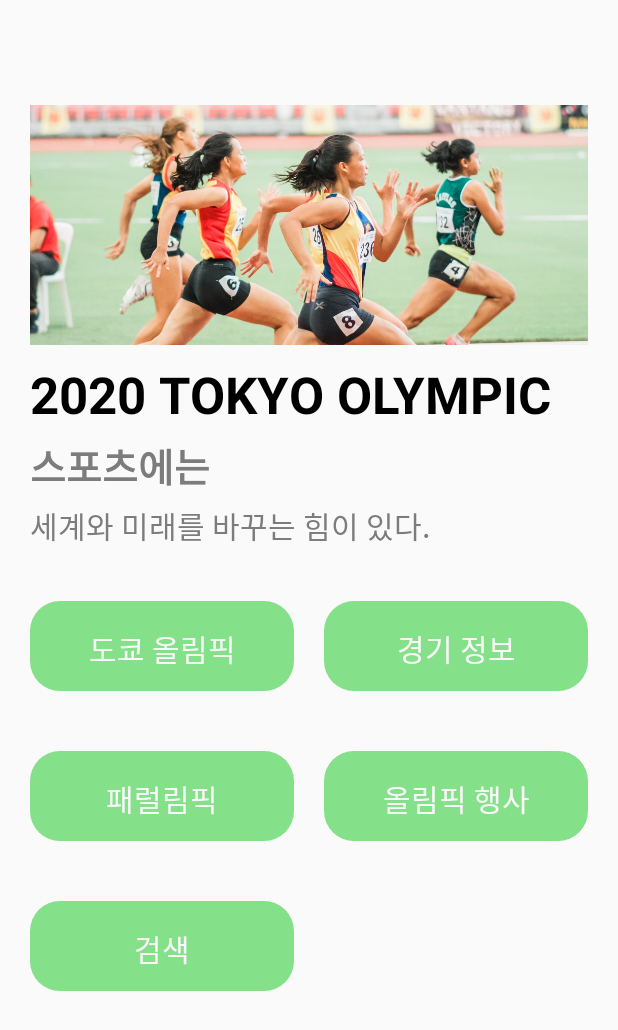
After one commit to agopwns/NOVATEST, an Android app: the ScheduleOlympicInfoActivity screen opened directly, with no data from a screen before it, on a phone screen of 412 x 824 dp. The commit adds this screen. Shown: the top 1030 px of the screen. Run offline under Robolectric (Android 15) with nearby library versions, the phone set to English and light mode, and no system bars.

Commit message:
올림픽 정보 화면

```diff
--- a/app/src/main/AndroidManifest.xml
+++ b/app/src/main/AndroidManifest.xml
@@ -19,9 +19,9 @@
         android:roundIcon="@mipmap/ic_launcher_round"
         android:supportsRtl="true"
         android:theme="@style/AppTheme">
-        <activity android:name=".SCHEDULE.UI.ScheduleAddPlace"></activity>
-
-        <activity android:name=".SCHEDULE.UI.SchedulePlaceDetailActivity"></activity>
+        <activity android:name=".ScheduleOlympicInfoActivity"></activity>
+        <activity android:name=".SCHEDULE.UI.ScheduleAddPlace" />
+        <activity android:name=".SCHEDULE.UI.SchedulePlaceDetailActivity" />
         <activity
             android:name=".SCHEDULE.UI.ScheduleMyPageActivity"
             android:label="@string/title_activity_schedule_my_page"
@@ -42,9 +42,7 @@
         <activity
             android:name=".SCHEDULE.UI.ScheduleOlympicDailyScedule"
             android:label="@string/title_activity_schedule_olympic_daily_scedule" />
-        <activity android:name=".SCHEDULE.UI.ScheduleTravelDetailActivity">
-
-        </activity>
+        <activity android:name=".SCHEDULE.UI.ScheduleTravelDetailActivity"></activity>
         <activity android:name=".SCHEDULE.UI.ScheduleAddLocal" />
         <activity android:name=".SCHEDULE.UI.ScheduleCalender" />
         <activity android:name=".SCHEDULE.UI.ScheduleAddTravel" />
--- /dev/null
+++ b/app/src/main/java/com/example/novatrip/ScheduleOlympicInfoActivity.java
@@ -0,0 +1,14 @@
+package com.example.novatrip;
+
+import androidx.appcompat.app.AppCompatActivity;
+
+import android.os.Bundle;
+
+public class ScheduleOlympicInfoActivity extends AppCompatActivity {
+
+    @Override
+    protected void onCreate(Bundle savedInstanceState) {
+        super.onCreate(savedInstanceState);
+        setContentView(R.layout.activity_schedule_olympic_info);
+    }
+}
--- /dev/null
+++ b/app/src/main/res/drawable/round_olympic_info.xml
@@ -0,0 +1,14 @@
+<?xml version="1.0" encoding="UTF-8"?>
+<shape xmlns:android="http://schemas.android.com/apk/res/android">
+    <solid
+        android:color="@color/colorMainGreen" />
+
+    <padding
+        android:left="45px"
+        android:top="25px"
+        android:right="45px"
+        android:bottom="25px" />
+
+    <corners
+        android:radius="30px" />
+</shape>
--- /dev/null
+++ b/app/src/main/res/layout/activity_schedule_olympic_info.xml
@@ -0,0 +1,145 @@
+<?xml version="1.0" encoding="utf-8"?>
+<LinearLayout
+    xmlns:android="http://schemas.android.com/apk/res/android"
+    xmlns:app="http://schemas.android.com/apk/res-auto"
+    xmlns:tools="http://schemas.android.com/tools"
+    android:layout_width="match_parent"
+    android:layout_height="match_parent"
+    tools:context=".ScheduleOlympicInfoActivity"
+    android:orientation="vertical">
+
+    <LinearLayout
+        android:layout_width="match_parent"
+        android:layout_height="match_parent"
+        android:layout_marginTop="70dp"
+        android:layout_marginBottom="40dp"
+        android:layout_marginLeft="20dp"
+        android:layout_marginRight="20dp"
+        android:orientation="vertical">
+
+        <ImageView
+            android:layout_width="match_parent"
+            android:layout_height="160dp"
+            android:src="@drawable/athletics"
+            android:scaleType="centerCrop"
+            />
+
+        <TextView
+            android:layout_width="match_parent"
+            android:layout_height="wrap_content"
+            android:layout_marginTop="10dp"
+                                android:layout_marginBottom="5dp"
+            android:text="2020 TOKYO OLYMPIC"
+            android:textSize="34dp"
+            android:textStyle="bold"
+            android:textColor="@color/BLACK"/>
+
+        <TextView
+            android:layout_width="match_parent"
+            android:layout_height="wrap_content"
+                                android:layout_marginBottom="5dp"
+            android:text="@string/schedule_olympic_info_title1"
+            android:textSize="26dp"
+            android:textStyle="bold"
+            android:textColor="#7C7C7C"/>
+
+        <TextView
+            android:layout_width="match_parent"
+            android:layout_height="wrap_content"
+                                android:layout_marginBottom="5dp"
+            android:text="@string/schedule_olympic_info_title2"
+            android:textSize="20dp"
+            android:textColor="#7C7C7C"/>
+
+
+
+        <LinearLayout
+            android:layout_width="match_parent"
+            android:layout_height="wrap_content"
+            android:layout_marginTop="30dp"
+            android:orientation="horizontal">
+
+            <LinearLayout
+                android:layout_width="match_parent"
+                android:layout_height="wrap_content"
+                android:layout_weight="1"
+                android:layout_marginRight="10dp"
+                android:orientation="vertical">
+
+                <TextView
+                    android:layout_width="match_parent"
+                    android:layout_height="60dp"
+                    android:background="@drawable/round_olympic_info"
+                    android:text="@string/schedule_olympic_info_olympic"
+                    android:textColor="@color/colorWhiteGrey"
+                    android:textSize="20dp"
+                    android:textAlignment="center"
+                    android:gravity="center|right"
+                    />
+
+                <TextView
+                    android:layout_width="match_parent"
+                    android:layout_height="60dp"
+                    android:layout_marginTop="40dp"
+                    android:background="@drawable/round_olympic_info"
+                    android:text="@string/schedule_olympic_info_paralympic"
+                    android:textColor="@color/colorWhiteGrey"
+                    android:textSize="20dp"
+                    android:textAlignment="center"
+                    android:gravity="center|right"
+                    />
+
+                <TextView
+                    android:layout_width="match_parent"
+                    android:layout_height="60dp"
+                    android:layout_marginTop="40dp"
+                    android:background="@drawable/round_olympic_info"
+                    android:text="@string/schedule_olympic_info_search"
+                    android:textColor="@color/colorWhiteGrey"
+                    android:textSize="20dp"
+                    android:textAlignment="center"
+                    android:gravity="center|right"
+                    />
+
+            </LinearLayout>
+
+            <LinearLayout
+            android:layout_width="match_parent"
+            android:layout_height="wrap_content"
+            android:layout_weight="1"
+                android:layout_marginLeft="10dp"
+            android:orientation="vertical">
+
+                <TextView
+                    android:layout_width="match_parent"
+                    android:layout_height="60dp"
+                    android:background="@drawable/round_olympic_info"
+                    android:text="@string/schedule_olympic_info_gameinfo"
+                    android:textColor="@color/colorWhiteGrey"
+                    android:textSize="20dp"
+                    android:textAlignment="center"
+                    android:gravity="center|right"
+                    />
+
+                <TextView
+                    android:layout_width="match_parent"
+                    android:layout_height="60dp"
+                    android:layout_marginTop="40dp"
+                    android:background="@drawable/round_olympic_info"
+                    android:text="@string/schedule_olympic_info_event"
+                    android:textColor="@color/colorWhiteGrey"
+                    android:textSize="20dp"
+                    android:textAlignment="center"
+                    android:gravity="center|right"
+                    />
+
+            </LinearLayout>
+
+        </LinearLayout>
+
+    </LinearLayout>
+
+
+
+
+</LinearLayout>
--- a/app/src/main/res/values/strings.xml
+++ b/app/src/main/res/values/strings.xml
@@ -62,6 +62,16 @@
     <string name="tab_text_1">Tab 1</string>
     <string name="tab_text_2">Tab 2</string>
 
+    <!--    올림픽 정보 화면 -->
+    <string name="schedule_olympic_info_title1">스포츠에는</string>
+    <string name="schedule_olympic_info_title2">세계와 미래를 바꾸는 힘이 있다."</string>
+    <string name="schedule_olympic_info_olympic">도쿄 올림픽</string>
+    <string name="schedule_olympic_info_paralympic">패럴림픽</string>
+    <string name="schedule_olympic_info_search">검색</string>
+    <string name="schedule_olympic_info_gameinfo">경기 정보</string>
+    <string name="schedule_olympic_info_event">올림픽 행사</string>
+
+
     <!-- TODO: Remove or change this placeholder text -->
     <string name="hello_blank_fragment">Hello blank fragment</string>
     <string name="title_activity_main2">Main2Activity</string>
```
Also changed, not shown: app/src/main/res/drawable-xxhdpi/athletics.jpg (added), 1 other file.
